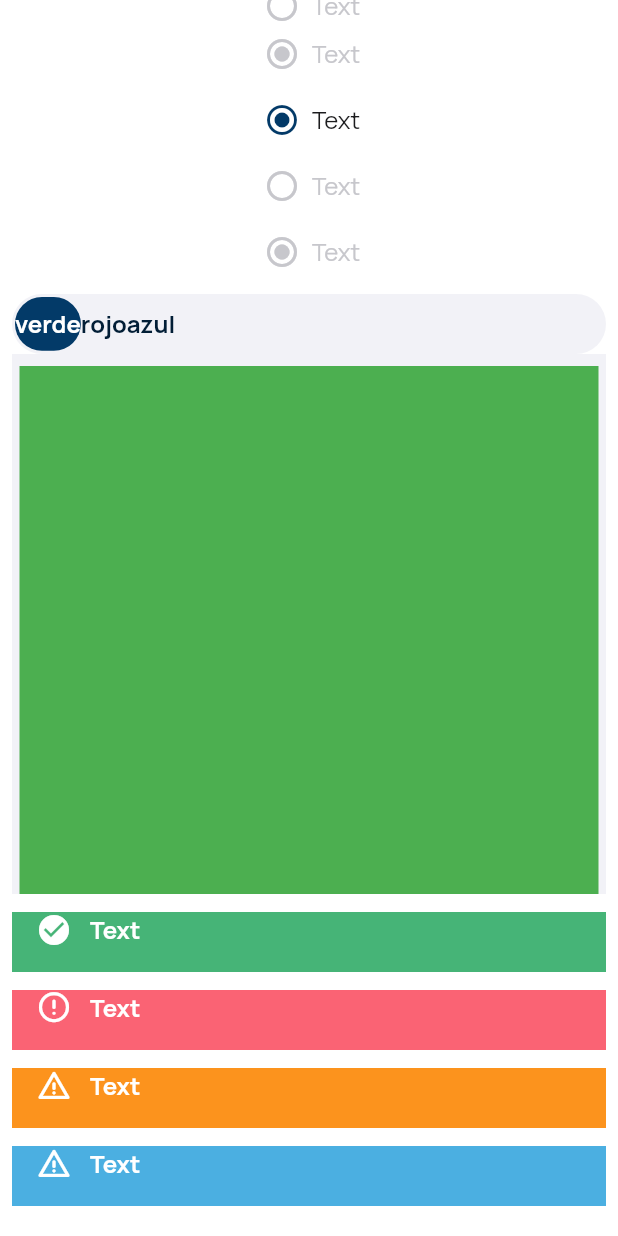
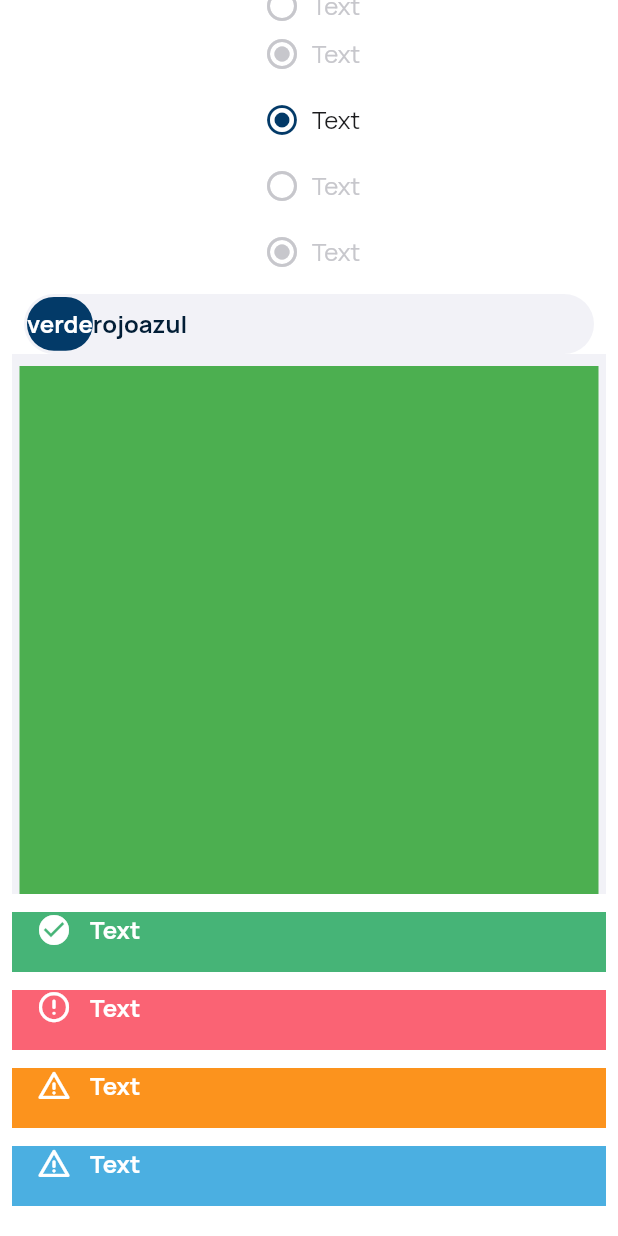
Before and after one commit to jonciverka/sigevApp-frontend, a Flutter app: the TestPage screen opened by its route, scrolled down 1946 dp, on a phone screen of 412 x 824 dp. Run offline on Flutter 3.47's test engine with Material 3 defaults, Android fonts, the phone set to English and light mode, and no system bars; our stand-ins replace dotted_border, file_picker, flutter_bloc, flutter_localization, get_it, go_router and 1 more; missing offline and left inert: pdfx; accounts and stored records are empty.

Commit message:
logo, nombre, bug de tabs  y formato dinero

```diff
--- a/lib/core/constant/strings.dart
+++ b/lib/core/constant/strings.dart
@@ -239,7 +239,7 @@ mixin AppLocale {
     textSubtituloTramitesCanceladosSemanaHomeSocio:
         "Trámites Cancelados de la semana",
     botonVerCatalogoHomeSocio: "Ver Catálogo",
-    botonIrASitioWebHomeSocio: "Ir a SIGHEV",
+    botonIrASitioWebHomeSocio: "Ir a SIGEV",
     textTituloNuevoTramiteNuevoTramite: "Nuevo Trámite",
     lavelSucursalNuevoTramite: "Surcursal *",
     lavelCorreoElectronicoNuevoTramite: "Correo Electronico *",
--- a/lib/core/utilities/utilities.dart
+++ b/lib/core/utilities/utilities.dart
@@ -48,7 +48,7 @@ class Utilities {
     return file;
   }
 
-  String formatMoney(num value) {
+  static String formatMoney(num value) {
     final formatter = NumberFormat('#,##0', 'en_US');
     return formatter.format(value);
   }
--- a/lib/presentation/pages/partner/home/screens/home_page.dart
+++ b/lib/presentation/pages/partner/home/screens/home_page.dart
@@ -116,6 +116,8 @@ class TabHome extends StatelessWidget {
   @override
   Widget build(BuildContext context) {
     return Expanded(
+      child: Container(
+        // margin: EdgeInsets.symmetric(horizontal: context.spacing8),
         child: AppTabView(
           tabsNames: [
             AppLocale.textPestaniaFacturacionHomeSocioHomeSocio.getString(
@@ -127,6 +129,7 @@ class TabHome extends StatelessWidget {
           isBarScrollable: false,
           isExpanded: true,
           children: [AppFacturacion(), AppTramites()],
+        ),
       ),
     );
   }
--- a/lib/presentation/widgets/app_tab_view.dart
+++ b/lib/presentation/widgets/app_tab_view.dart
@@ -75,6 +75,8 @@ class _AppTabViewState extends State<AppTabView> with TickerProviderStateMixin {
       children: [
         Container(
           color: AppTheme.neutralColorWhite,
+          child: Padding(
+            padding: EdgeInsets.symmetric(horizontal: context.spacing8),
             child: Row(
               children: [
                 Expanded(
@@ -123,6 +125,7 @@ class _AppTabViewState extends State<AppTabView> with TickerProviderStateMixin {
               ],
             ),
           ),
+        ),
         ...widget.widgetsBetweenTabBarAndBody,
         if (widget.isExpanded)
           Expanded(
```
Also changed, not shown: lib/presentation/pages/partner/home/widgets/app_facturacion.dart (+7 -3 lines), pubspec.yaml (+8 -0 lines), images/logo_sighev.png (added), 41 other files. Lines whose indentation alone changed are shown as unchanged.
